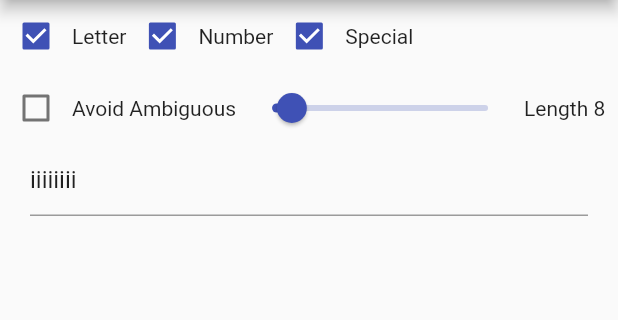
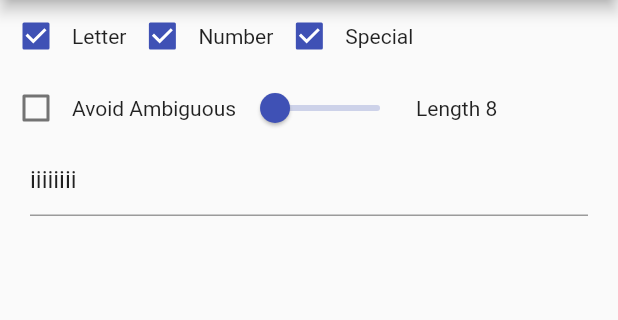
Before and after one commit to njpx/flutter-password-generator, a Flutter app: the screen it shows after launch, on a phone screen of 412 x 824 dp, the part 84-404 px from its top. Run offline on Flutter 3.47's test engine with Material 2 defaults, Android fonts, the phone set to English and light mode, and no system bars.

Commit message:
fix: password desc and min password length

```diff
--- a/lib/main.dart
+++ b/lib/main.dart
@@ -180,8 +180,11 @@ class _PasswordGeneratorState extends State<PasswordGenerator> {
                   },
                 ),
                 const Text("Avoid Ambiguous"),
-                Slider(
+                SizedBox(
+                  width: 120,
+                  child: Slider(
                     value: _passwordLength,
+                    min: 8,
                     max: 100,
                     divisions: 100,
                     label: _passwordLength.round().toString(),
@@ -192,7 +195,8 @@ class _PasswordGeneratorState extends State<PasswordGenerator> {
                       _generatePassword();
                     },
                   ),
-                Text(("Length ${_passwordLength.round()}"))
+                ),
+                Expanded(child: Text(("Length ${_passwordLength.round()}")))
               ],
             ),
             Container(
```
Lines whose indentation alone changed are shown as unchanged.
